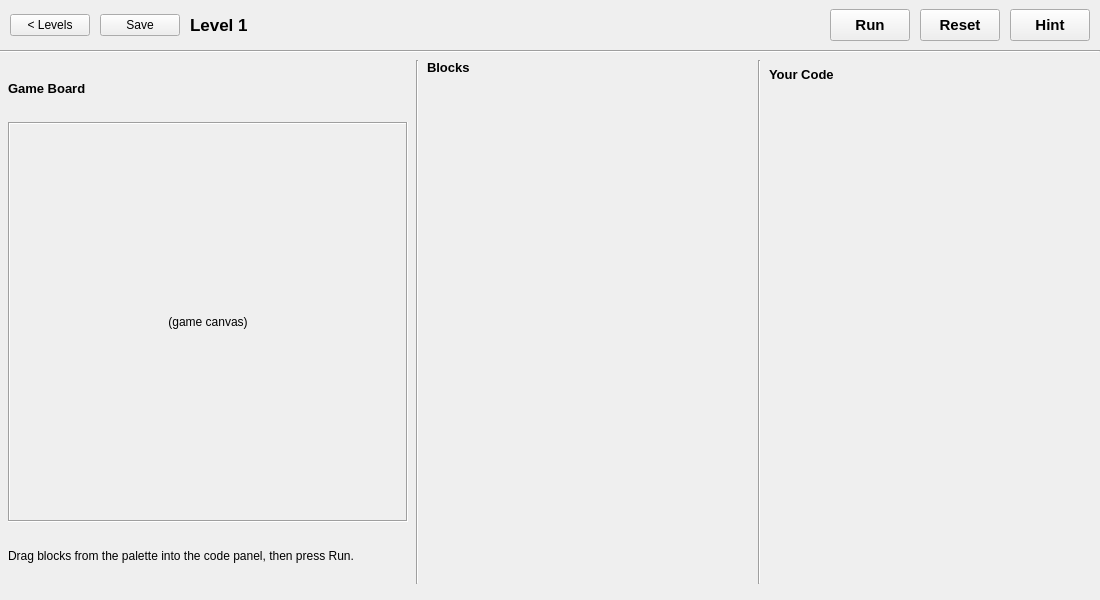
The window that mainwindow.ui (UofU-CS3505/cs3505-CodeQuest) describes before a commit, drawn with Qt 5.
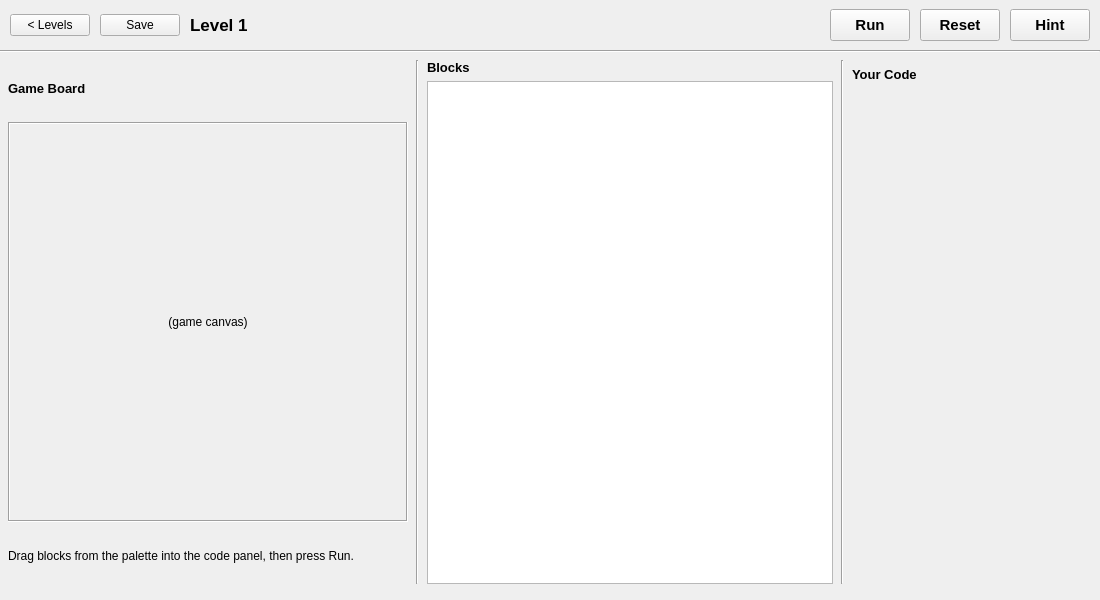
The same window after the commit. The open tabs and pages were chosen to show the change. Custom widgets are drawn as their Qt base class.

Commit message: Updated the blocks to allow for removing blocks and reordering

Diff of the .ui file:
```diff
--- a/mainwindow.ui
+++ b/mainwindow.ui
@@ -870,24 +870,7 @@
           </widget>
          </item>
          <item>
-          <layout class="QVBoxLayout" name="blockLayout">
-           <property name="spacing">
-            <number>6</number>
-           </property>
-          </layout>
-         </item>
-         <item>
-          <spacer>
-           <property name="orientation">
-            <enum>Qt::Orientation::Vertical</enum>
-           </property>
-           <property name="sizeHint" stdset="0">
-            <size>
-             <width>20</width>
-             <height>40</height>
-            </size>
-           </property>
-          </spacer>
+          <widget class="BlockSpace" name="blockSpaceWidget"/>
          </item>
         </layout>
        </item>
@@ -944,6 +927,11 @@
    <header>workspace.h</header>
    <container>1</container>
   </customwidget>
+  <customwidget>
+   <class>BlockSpace</class>
+   <extends>QListWidget</extends>
+   <header>blockSpace.h</header>
+  </customwidget>
  </customwidgets>
  <resources/>
  <connections/>
```
Left out of the diff: 2 changed lines with no effect on the pictures. The commit also changes 5 other files.
